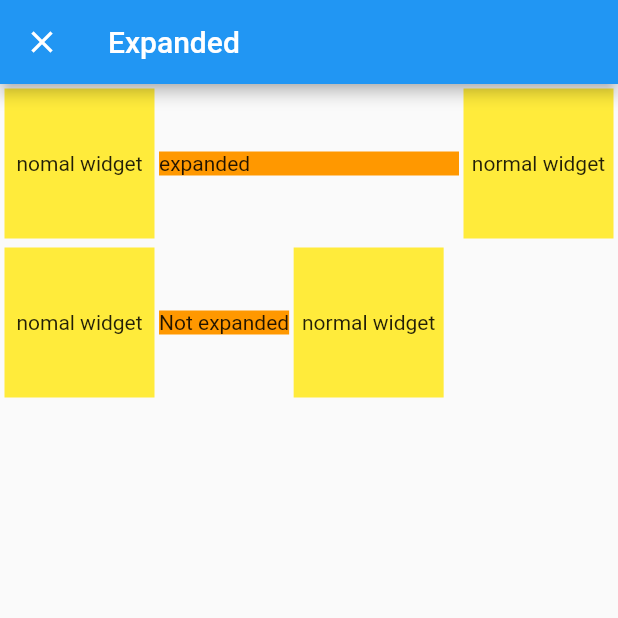
After one commit to yukiyamamuro/weekly_widget, a Flutter app: the screen it shows after launch, after a tap on "Expanded", on a phone screen of 412 x 824 dp, the top half of it. The commit adds this screen. Run offline on Flutter 3.47's test engine with Material 2 defaults, Android fonts, the phone set to English and light mode, and no system bars.

Commit message:
expanded!

```diff
--- /dev/null
+++ b/lib/expanded/expanded.dart
@@ -0,0 +1,62 @@
+import 'package:flutter/material.dart';
+
+class ExpandedPage extends StatelessWidget {
+  @override
+  Widget build(BuildContext context) {
+    return Scaffold(
+      appBar: AppBar(
+        title: Text('Expanded'),
+      ),
+      body: Column(
+        children: [
+          Row(
+            children: [
+              Container(
+                margin: EdgeInsets.all(3),
+                color: Colors.yellow,
+                width: 100,
+                height: 100,
+                child: Center(child: Text('nomal widget')),
+              ),
+              Expanded(
+                child: Container(
+                  color: Colors.orange,
+                  child: Text('expanded'),
+                ),
+              ),
+              Container(
+                margin: EdgeInsets.all(3),
+                width: 100,
+                height: 100,
+                color: Colors.yellow,
+                child: Center(child: Text('normal widget')),
+              ),
+            ],
+          ),
+          Row(
+            children: [
+              Container(
+                margin: EdgeInsets.all(3),
+                color: Colors.yellow,
+                width: 100,
+                height: 100,
+                child: Center(child: Text('nomal widget')),
+              ),
+              Container(
+                color: Colors.orange,
+                child: Text('Not expanded'),
+              ),
+              Container(
+                margin: EdgeInsets.all(3),
+                width: 100,
+                height: 100,
+                color: Colors.yellow,
+                child: Center(child: Text('normal widget')),
+              ),
+            ],
+          ),
+        ],
+      ),
+    );
+  }
+}
--- a/lib/main.dart
+++ b/lib/main.dart
@@ -1,5 +1,7 @@
 import 'package:flutter/material.dart';
 import 'package:weekly_widget/safe_area/safe_area.dart';
+
+import 'expanded/expanded.dart';
 
 void main() => runApp(MyApp());
 
@@ -34,6 +36,18 @@ class TopPage extends StatelessWidget {
             },
           ),
           Divider(),
+          ListTile(
+            title: const Text('Expanded'),
+            onTap: () {
+              Navigator.push(
+                  context,
+                  MaterialPageRoute(
+                    builder: (context) => ExpandedPage(),
+                    fullscreenDialog: true,
+                  ));
+            },
+          ),
+          Divider(),
         ],
       ),
     );
```
